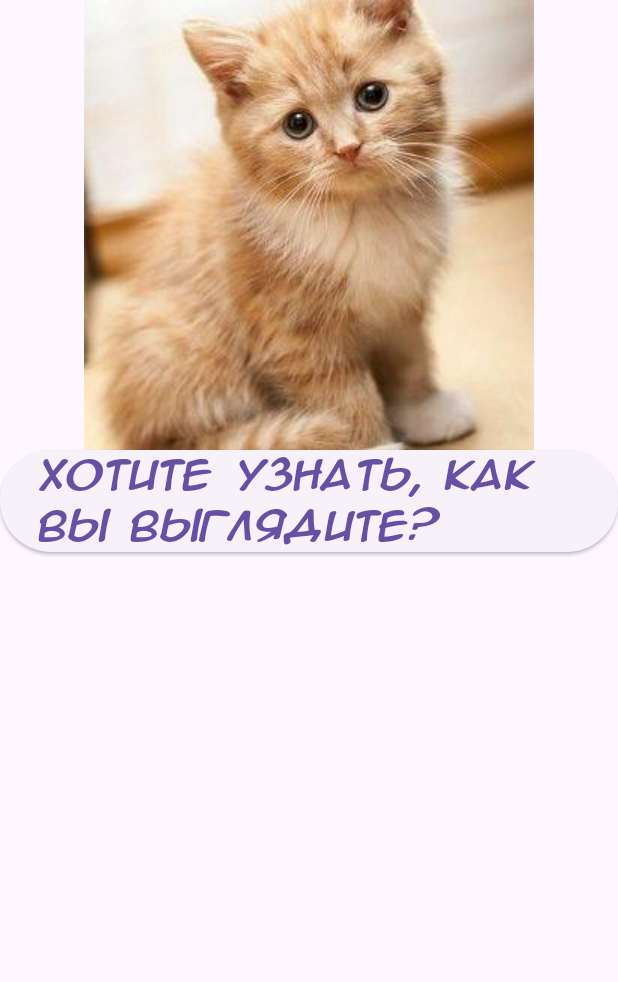
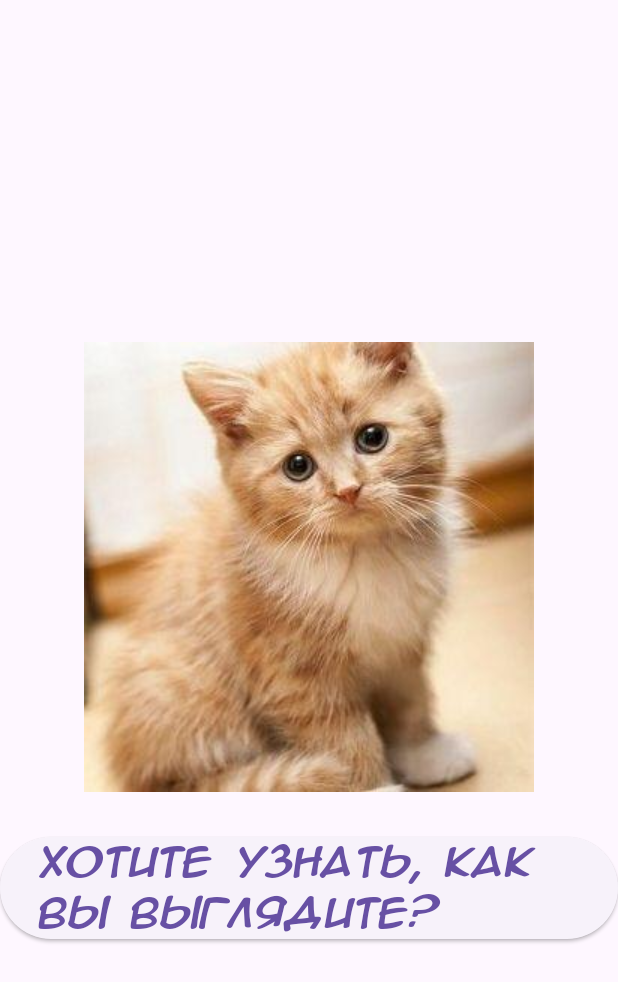
Before and after one commit to MatveyBashirov/Practice_Flutter, a Flutter app: the screen it shows after launch, on a phone screen of 412 x 824 dp. Shown: the top 982 px of the screen. Run offline on Flutter 3.47's test engine with Material 3 defaults, Android fonts, the phone set to English and light mode, and no system bars.

Commit message:
padding added

```diff
--- a/my_app/my_app/lib/main.dart
+++ b/my_app/my_app/lib/main.dart
@@ -16,14 +16,25 @@ class _MyClassState extends State<MyClass> {
   //Варианты переменных для изменения по нажатию
   String currentText = "Хотите узнать, как вы выглядите?";
   List<String> endings = [" чудесно!", " волшебно!", " шикарно!"];
-  List<String> images = ["assets/images/cat1.jpeg", "assets/images/cat2.jpg", "assets/images/cat3.jpg"];
+  List<String> images = [
+    "assets/images/cat1.jpeg",
+    "assets/images/cat2.jpg",
+    "assets/images/cat3.jpg"
+  ];
   List<String> fonts = ['TrueType', 'OpenType', 'TenorSans'];
   int index = 0;
 
   @override
   Widget build(BuildContext context) {
-    return Column(children: [
-      Image.asset(images[index]),
+    return Center(
+        child: Column(
+            mainAxisAlignment: MainAxisAlignment.center,
+            crossAxisAlignment: CrossAxisAlignment.center,
+            children: [
+          Padding(
+            padding: EdgeInsets.all(30),
+            child: Image.asset(images[index]),
+          ),
           ElevatedButton(
               onPressed: () {
                 setState(() {
@@ -31,7 +42,8 @@ class _MyClassState extends State<MyClass> {
                   currentText = "Вы выглядите${endings[index]}";
                 });
               },
-          child: Text(currentText, style: TextStyle(fontFamily: fonts[index], fontSize: 24)))
-    ]);
+              child: Text(currentText,
+                  style: TextStyle(fontFamily: fonts[index], fontSize: 24)))
+        ]));
   }
 }
```
Also changed, not shown: 1 other file. Lines whose indentation alone changed are shown as unchanged.
